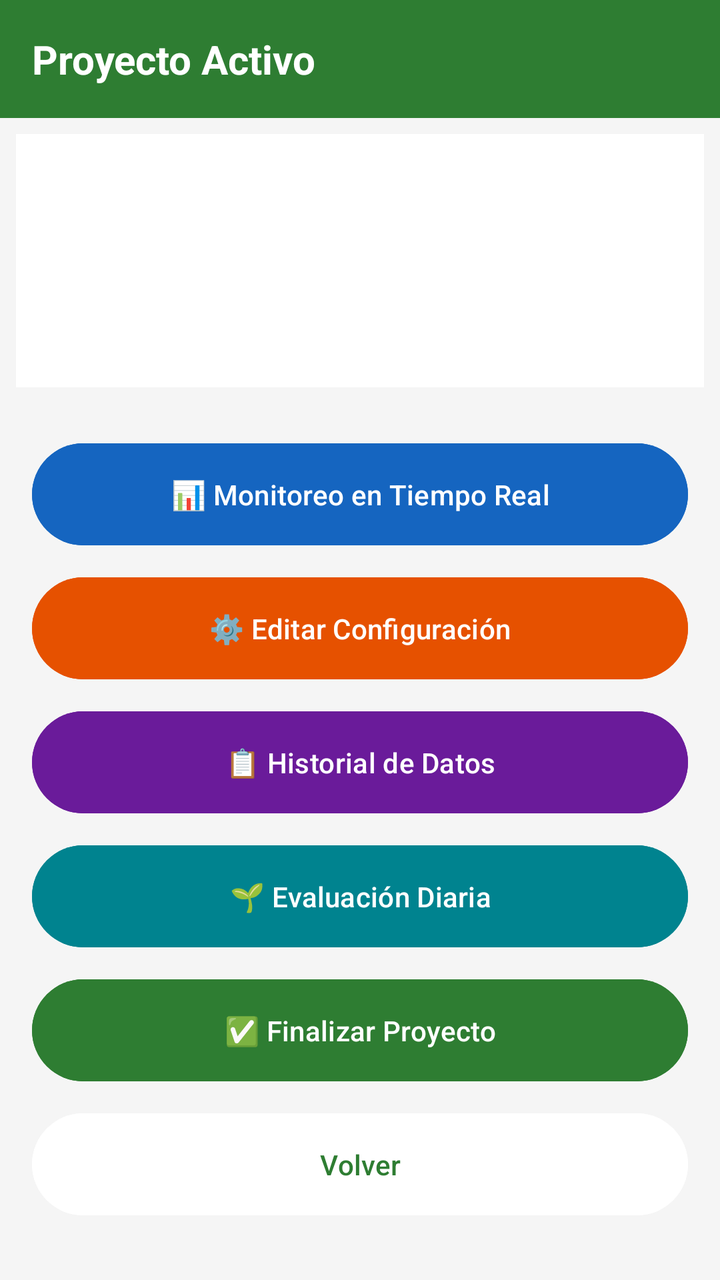
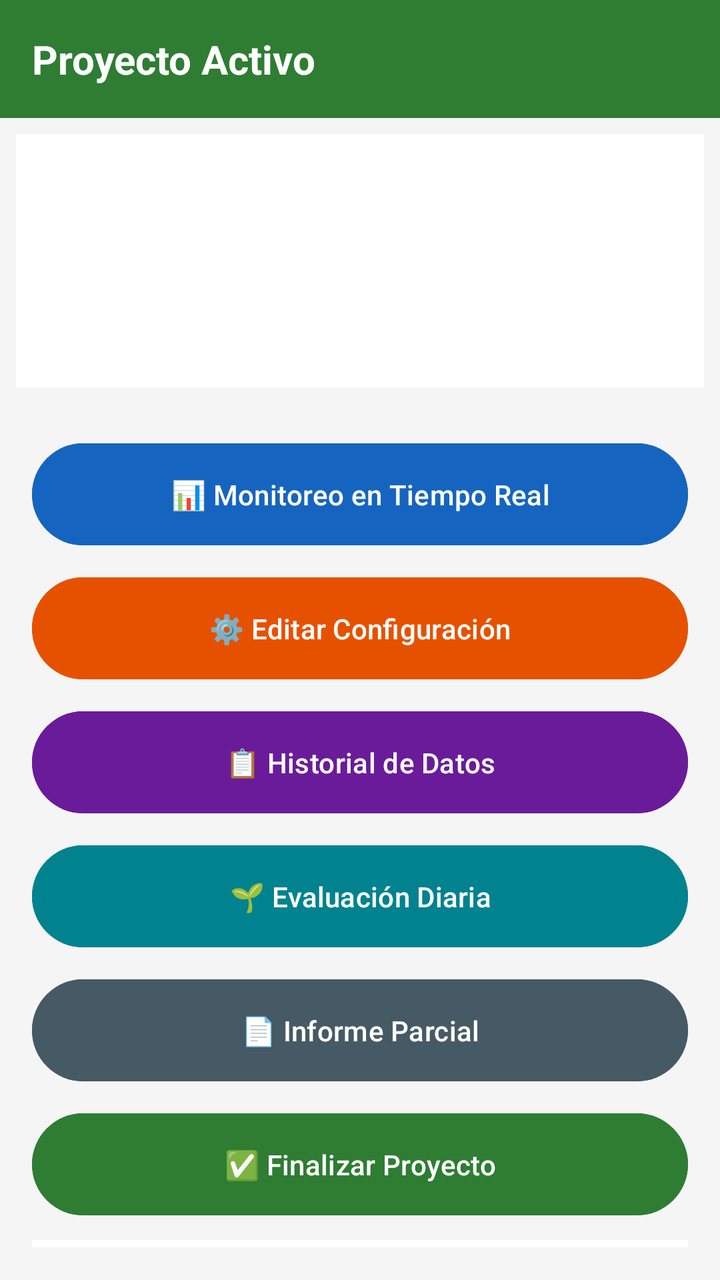

Two renders of the same Android screen: before a commit and after it. Below are the layout's source before the change and the commit's diff.
<!-- AndroidManifest.xml: application theme Theme.HueraDelValle -->
<!-- res/layout/activity_proyecto_activo.xml -->
<?xml version="1.0" encoding="utf-8"?>
<LinearLayout xmlns:android="http://schemas.android.com/apk/res/android"
    android:layout_width="match_parent"
    android:layout_height="match_parent"
    android:orientation="vertical"
    android:background="#F5F5F5">

    
    <LinearLayout
        android:layout_width="match_parent"
        android:layout_height="wrap_content"
        android:background="#2E7D32"
        android:padding="16dp">

        <TextView
            android:id="@+id/tvNombreProyectoActivo"
            android:layout_width="match_parent"
            android:layout_height="wrap_content"
            android:text="Proyecto Activo"
            android:textColor="#FFFFFF"
            android:textSize="20sp"
            android:textStyle="bold"/>

    </LinearLayout>

    
    <LinearLayout
        android:layout_width="match_parent"
        android:layout_height="wrap_content"
        android:orientation="vertical"
        android:background="#FFFFFF"
        android:padding="16dp"
        android:layout_margin="8dp">

        <TextView
            android:id="@+id/tvFechaProyecto"
            android:layout_width="match_parent"
            android:layout_height="wrap_content"
            android:textSize="14sp"
            android:textColor="#757575"/>

        <TextView
            android:id="@+id/tvSemillaProyecto"
            android:layout_width="match_parent"
            android:layout_height="wrap_content"
            android:textSize="14sp"
            android:textColor="#757575"
            android:layout_marginTop="4dp"/>

        <TextView
            android:id="@+id/tvNutrienteProyecto"
            android:layout_width="match_parent"
            android:layout_height="wrap_content"
            android:textSize="14sp"
            android:textColor="#757575"
            android:layout_marginTop="4dp"/>

        <TextView
            android:id="@+id/tvDiasActivo"
            android:layout_width="match_parent"
            android:layout_height="wrap_content"
            android:textSize="16sp"
            android:textColor="#2E7D32"
            android:textStyle="bold"
            android:layout_marginTop="8dp"/>

    </LinearLayout>

    
    <LinearLayout
        android:layout_width="match_parent"
        android:layout_height="wrap_content"
        android:orientation="vertical"
        android:padding="16dp">

        
        <Button
            android:id="@+id/btnMonitoreo"
            android:layout_width="match_parent"
            android:layout_height="wrap_content"
            android:text="📊 Monitoreo en Tiempo Real"
            android:backgroundTint="#1565C0"
            android:textColor="#FFFFFF"
            android:padding="16dp"
            android:layout_marginBottom="8dp"/>

        
        <Button
            android:id="@+id/btnEditarConfiguracion"
            android:layout_width="match_parent"
            android:layout_height="wrap_content"
            android:text="⚙️ Editar Configuración"
            android:backgroundTint="#E65100"
            android:textColor="#FFFFFF"
            android:padding="16dp"
            android:layout_marginBottom="8dp"/>

        
        <Button
            android:id="@+id/btnHistorial"
            android:layout_width="match_parent"
            android:layout_height="wrap_content"
            android:text="📋 Historial de Datos"
            android:backgroundTint="#6A1B9A"
            android:textColor="#FFFFFF"
            android:padding="16dp"
            android:layout_marginBottom="8dp"/>

        
        <Button
            android:id="@+id/btnEvaluacion"
            android:layout_width="match_parent"
            android:layout_height="wrap_content"
            android:text="🌱 Evaluación Diaria"
            android:backgroundTint="#00838F"
            android:textColor="#FFFFFF"
            android:padding="16dp"
            android:layout_marginBottom="8dp"/>

        
        <Button
            android:id="@+id/btnFinalizarProyecto"
            android:layout_width="match_parent"
            android:layout_height="wrap_content"
            android:text="✅ Finalizar Proyecto"
            android:backgroundTint="#2E7D32"
            android:textColor="#FFFFFF"
            android:padding="16dp"
            android:layout_marginBottom="8dp"/>

        
        <Button
            android:id="@+id/btnVolverActivo"
            android:layout_width="match_parent"
            android:layout_height="wrap_content"
            android:text="Volver"
            android:backgroundTint="#FFFFFF"
            android:textColor="#2E7D32"
            android:padding="16dp"/>

    </LinearLayout>

</LinearLayout>
<!-- resources referenced by this layout -->
<resources>
  <style name="Theme.HueraDelValle" parent="Base.Theme.HueraDelValle" />
  <style name="Base.Theme.HueraDelValle" parent="Theme.Material3.DayNight.NoActionBar">
          
          
      </style>
</resources>

<!-- the commit's change to res/layout/activity_proyecto_activo.xml (unified diff, before → after) -->
@@ -119,6 +119,17 @@
 
         
         <Button
+            android:id="@+id/btnInformeParcial"
+            android:layout_width="match_parent"
+            android:layout_height="wrap_content"
+            android:text="📄 Informe Parcial"
+            android:backgroundTint="#455A64"
+            android:textColor="#FFFFFF"
+            android:padding="16dp"
+            android:layout_marginBottom="8dp"/>
+
+        
+        <Button
             android:id="@+id/btnFinalizarProyecto"
             android:layout_width="match_parent"
             android:layout_height="wrap_content"
